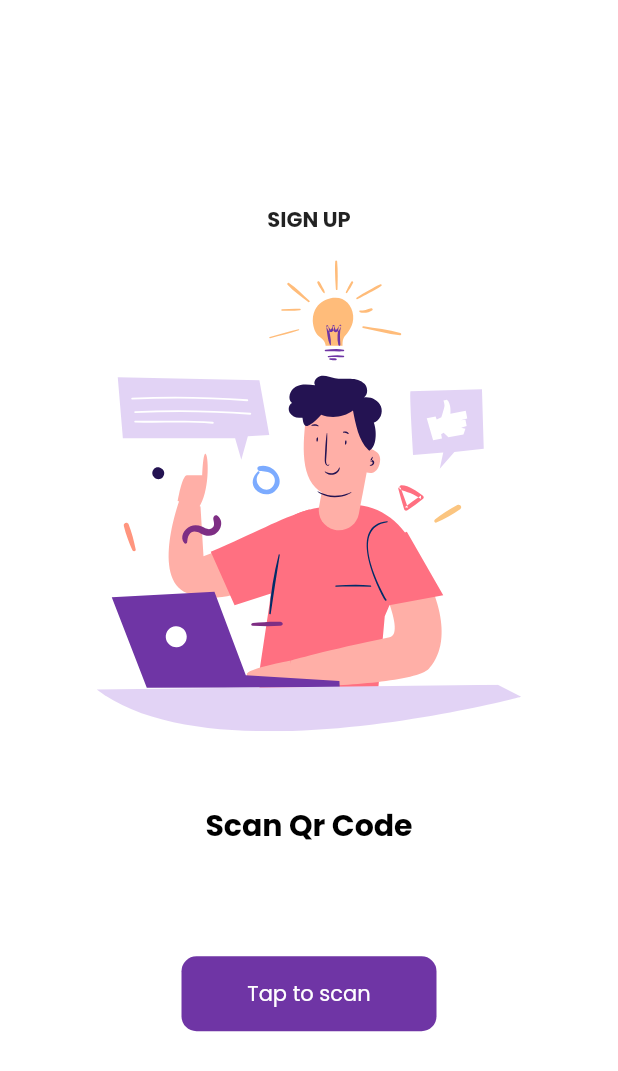
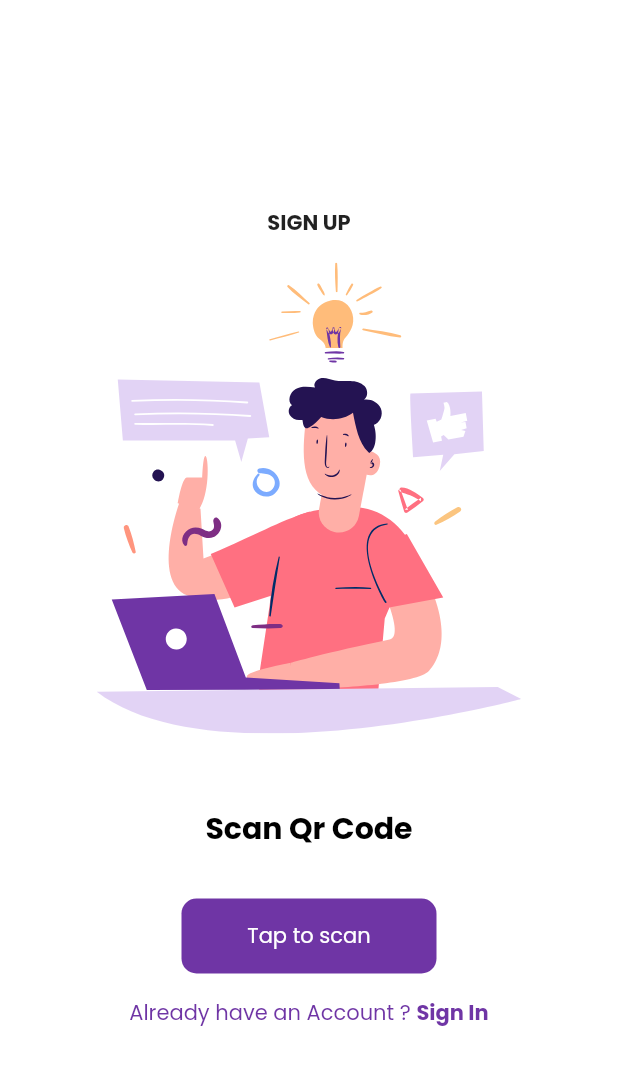
Before and after one commit to xxpsynagure/contactless_payment_mobile, a Flutter app: the SignUpQR screen opened directly, on a phone screen of 412 x 824 dp. Shown: the top 1071 px of the screen. Run offline on Flutter 3.47's test engine with Material 2 defaults, Android fonts, the phone set to English and light mode, and no system bars; our stand-ins replace dio, flutter_dotenv, flutter_svg, form_field_validator, lottie, shared_preferences; missing offline and left inert: flutter_barcode_scanner, razorpay_flutter; accounts and stored records are empty.

```diff
--- a/lib/Screens/Signup/signup_qr.dart
+++ b/lib/Screens/Signup/signup_qr.dart
@@ -8,6 +8,10 @@ import 'package:shared_preferences/shared_preferences.dart';
 import './signup_screen.dart';
 import 'components/sign_up_top_image.dart';
 import '../../utils/styles.dart';
+import '../../components/already_have_an_account_acheck.dart';
+import '../Login/login_screen.dart';
+
+
 
 
 class SignUpQR extends StatefulWidget {
@@ -92,15 +96,15 @@ class _SignUpQRState extends State<SignUpQR> {
           mainAxisAlignment: MainAxisAlignment.center,
           children: [
             const SignUpScreenTopImage(),
-            const Text(
-                  'Scan Result',
-                  style: TextStyle(
-                    fontSize: 16,
-                    color: Colors.white54,
-                    fontWeight: FontWeight.bold,
-                  ),
-            ),
-            const SizedBox(height: 8),
+            // const Text(
+            //       'Scan Result',
+            //       style: TextStyle(
+            //         fontSize: 16,
+            //         color: Colors.black,
+            //         fontWeight: FontWeight.bold,
+            //       ),
+            // ),
+            const SizedBox(height: defaultPadding * 2),
             ValueListenableBuilder(
                   valueListenable: qrCode,
                   builder: (context, value, child) => Text(
@@ -116,7 +120,7 @@ class _SignUpQRState extends State<SignUpQR> {
                     ),
                   ),
             ),
-            const SizedBox(height: 72),
+            const SizedBox(height: defaultPadding *2),
             GestureDetector(
               onTap: () => scanQRCode(),
               child: Container(
@@ -135,6 +139,20 @@ class _SignUpQRState extends State<SignUpQR> {
                 ),
               ),
             ),
+          ),
+          const SizedBox(height: defaultPadding ),
+          AlreadyHaveAnAccountCheck(
+            login: false,
+            press: () {
+              Navigator.push(
+                context,
+                MaterialPageRoute(
+                  builder: (context) {
+                    return LoginScreen();
+                  },
+                ),
+              );
+            },
           ),
         ],
       ),
```
Also changed, not shown: lib/Screens/Signup/components/signup_form.dart (+77 -9 lines), lib/Screens/Signup/signup_screen.dart (+6 -1 lines).
